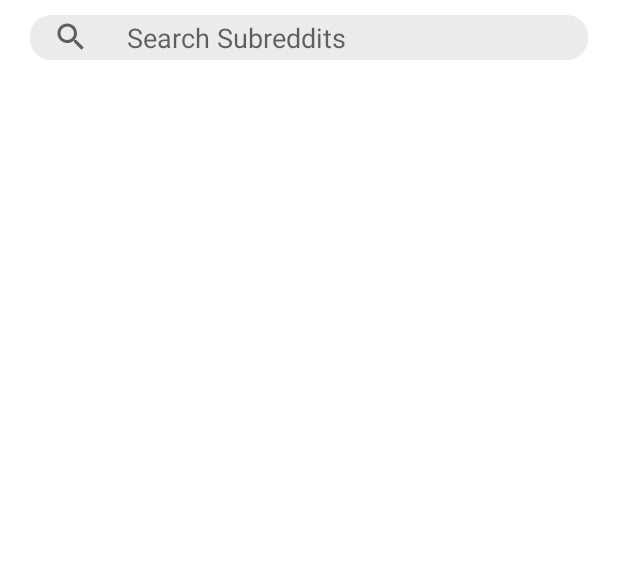
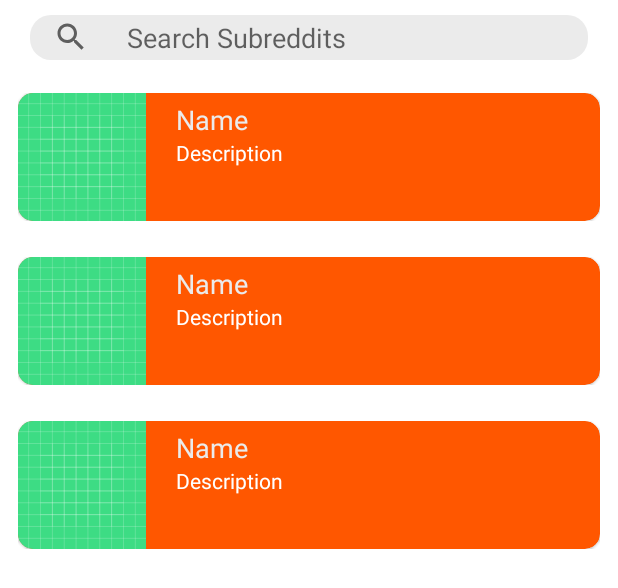
Before and after one commit to 11Kira/RedditSearch, an Android app: the layout activity_main.xml on its own in the app's theme, with its tools: preview values and no code run, on a phone screen of 412 x 824 dp. Shown: the top 588 px of the screen. Run offline under Robolectric (Android 15) with nearby library versions, the phone set to English and light mode, and no system bars.

Commit message:
#ui: added initial list item layout

```diff
--- a/app/src/main/res/layout/activity_main.xml
+++ b/app/src/main/res/layout/activity_main.xml
@@ -37,7 +37,8 @@
             android:layout_height="wrap_content"
             android:nestedScrollingEnabled="true"
             app:layoutManager="androidx.recyclerview.widget.LinearLayoutManager"
-            app:layout_behavior="@string/appbar_scrolling_view_behavior"/>
+            app:layout_behavior="@string/appbar_scrolling_view_behavior"
+            tools:listitem="@layout/list_item_subreddit"/>
 
     </androidx.constraintlayout.widget.ConstraintLayout>
 
--- /dev/null
+++ b/app/src/main/res/layout/list_item_subreddit.xml
@@ -0,0 +1,70 @@
+<?xml version="1.0" encoding="utf-8"?>
+<layout xmlns:android="http://schemas.android.com/apk/res/android"
+    xmlns:app="http://schemas.android.com/apk/res-auto"
+    xmlns:tools="http://schemas.android.com/tools">
+
+    <androidx.constraintlayout.widget.ConstraintLayout
+        android:layout_margin="12dp"
+        android:layout_width="match_parent"
+        android:layout_height="wrap_content">
+
+        <com.google.android.material.card.MaterialCardView
+            app:cardBackgroundColor="#FF5700"
+            app:cardCornerRadius="10dp"
+            android:elevation="50dp"
+            app:layout_constraintStart_toStartOf="parent"
+            app:layout_constraintTop_toTopOf="parent"
+            android:layout_width="match_parent"
+            android:layout_height="wrap_content"
+            tools:visibility="visible">
+
+            <androidx.constraintlayout.widget.ConstraintLayout
+                android:layout_width="match_parent"
+                android:layout_height="wrap_content"
+                android:gravity="center_vertical"
+                android:orientation="horizontal">
+
+                <androidx.appcompat.widget.AppCompatImageView
+                    android:id="@+id/ownerImg"
+                    android:layout_width="85dp"
+                    android:layout_height="85dp"
+                    android:layout_alignParentStart="true"
+                    android:src="@drawable/ic_launcher_background"
+                    app:layout_constraintStart_toStartOf="parent"
+                    app:layout_constraintTop_toTopOf="parent" />
+
+                <com.google.android.material.textview.MaterialTextView
+                    android:layout_marginTop="5dp"
+                    android:textColor="#ebebeb"
+                    android:layout_marginStart="20dp"
+                    android:id="@+id/repoNameTxt"
+                    android:layout_width="0dp"
+                    android:layout_height="wrap_content"
+                    android:layout_centerVertical="false"
+                    app:layout_constraintTop_toTopOf="parent"
+                    app:layout_constraintEnd_toEndOf="parent"
+                    app:layout_constraintStart_toEndOf="@id/ownerImg"
+                    android:textAppearance="@style/TextAppearance.AppCompat.Medium"
+                    tools:text="Name" />
+
+                <com.google.android.material.textview.MaterialTextView
+                    android:textColor="@color/white"
+                    android:maxLength="50"
+                    android:singleLine="true"
+                    android:layout_marginStart="20dp"
+                    android:id="@+id/descTxt"
+                    android:layout_width="0dp"
+                    android:layout_height="wrap_content"
+                    android:layout_centerVertical="false"
+                    app:layout_constraintEnd_toEndOf="parent"
+                    app:layout_constraintStart_toEndOf="@id/ownerImg"
+                    app:layout_constraintTop_toBottomOf="@id/repoNameTxt"
+                    tools:text="Description" />
+
+            </androidx.constraintlayout.widget.ConstraintLayout>
+
+        </com.google.android.material.card.MaterialCardView>
+
+    </androidx.constraintlayout.widget.ConstraintLayout>
+
+</layout>
```
